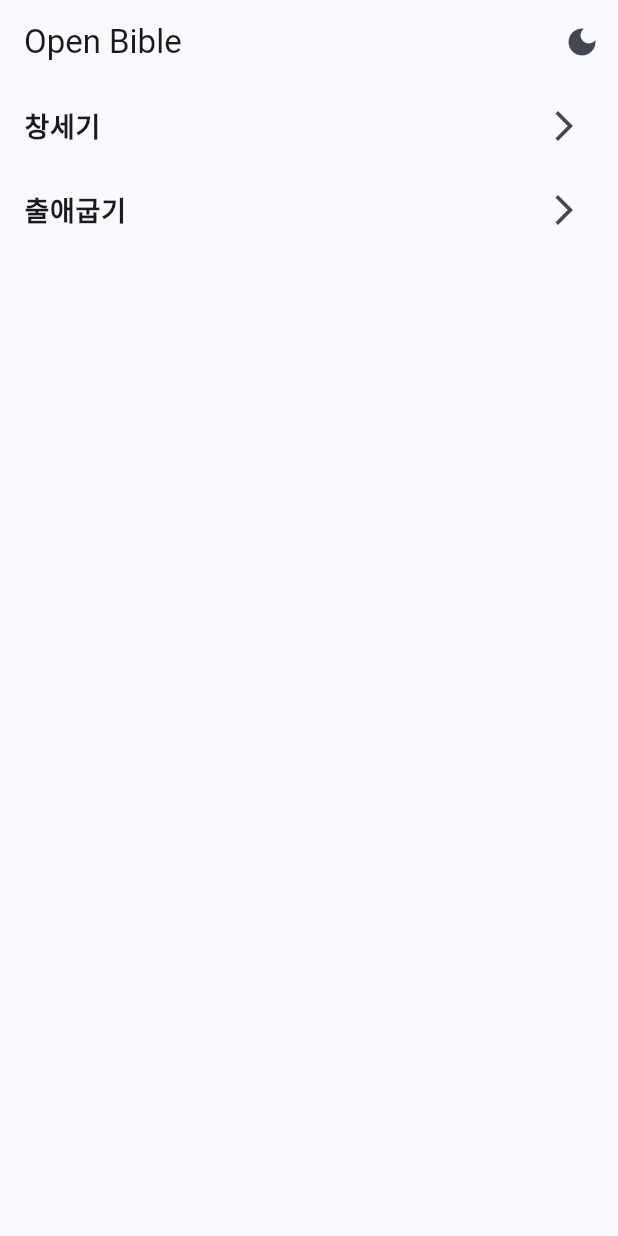
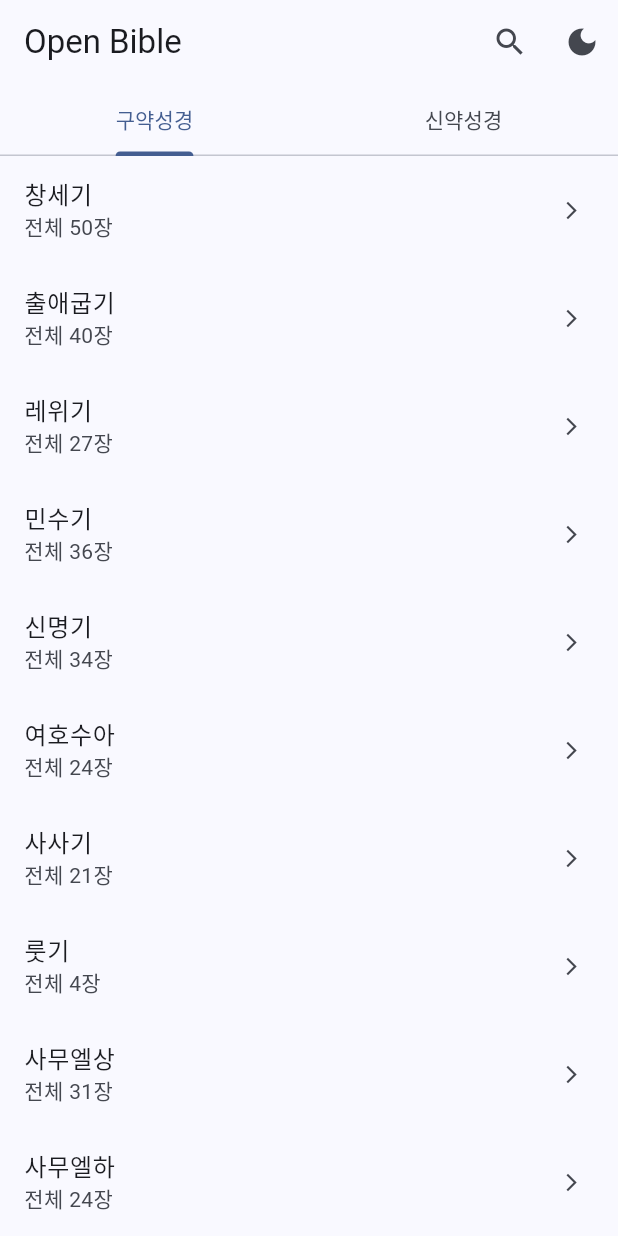
Before and after one commit to jeiel85/veritas-bible, a Flutter app: the screen it shows after launch, on a phone screen of 412 x 824 dp. Run offline on Flutter 3.47's test engine with Material 3 defaults, Android fonts, the phone set to English and light mode, and no system bars; our stand-ins replace shared_preferences, sqflite; accounts and stored records are empty.

Commit message:
Complete Bible App: SQLite, Search, 66 Books Metadata, and UI Improvements

```diff
--- /dev/null
+++ b/lib/models/bible_metadata.dart
@@ -0,0 +1,80 @@
+class BibleBookInfo {
+  final int id;
+  final String name;
+  final int chapterCount;
+  final bool isOldTestament;
+
+  BibleBookInfo({required this.id, required this.name, required this.chapterCount, required this.isOldTestament});
+}
+
+final List<BibleBookInfo> allBibleBooks = [
+  // 구약 39권
+  BibleBookInfo(id: 1, name: "창세기", chapterCount: 50, isOldTestament: true),
+  BibleBookInfo(id: 2, name: "출애굽기", chapterCount: 40, isOldTestament: true),
+  BibleBookInfo(id: 3, name: "레위기", chapterCount: 27, isOldTestament: true),
+  BibleBookInfo(id: 4, name: "민수기", chapterCount: 36, isOldTestament: true),
+  BibleBookInfo(id: 5, name: "신명기", chapterCount: 34, isOldTestament: true),
+  BibleBookInfo(id: 6, name: "여호수아", chapterCount: 24, isOldTestament: true),
+  BibleBookInfo(id: 7, name: "사사기", chapterCount: 21, isOldTestament: true),
+  BibleBookInfo(id: 8, name: "룻기", chapterCount: 4, isOldTestament: true),
+  BibleBookInfo(id: 9, name: "사무엘상", chapterCount: 31, isOldTestament: true),
+  BibleBookInfo(id: 10, name: "사무엘하", chapterCount: 24, isOldTestament: true),
+  BibleBookInfo(id: 11, name: "열왕기상", chapterCount: 22, isOldTestament: true),
+  BibleBookInfo(id: 12, name: "열왕기하", chapterCount: 25, isOldTestament: true),
+  BibleBookInfo(id: 13, name: "역대상", chapterCount: 29, isOldTestament: true),
+  BibleBookInfo(id: 14, name: "역대하", chapterCount: 36, isOldTestament: true),
+  BibleBookInfo(id: 15, name: "에스라", chapterCount: 10, isOldTestament: true),
+  BibleBookInfo(id: 16, name: "느헤미야", chapterCount: 13, isOldTestament: true),
+  BibleBookInfo(id: 17, name: "에스더", chapterCount: 10, isOldTestament: true),
+  BibleBookInfo(id: 18, name: "욥기", chapterCount: 42, isOldTestament: true),
+  BibleBookInfo(id: 19, name: "시편", chapterCount: 150, isOldTestament: true),
+  BibleBookInfo(id: 20, name: "잠언", chapterCount: 31, isOldTestament: true),
+  BibleBookInfo(id: 21, name: "전도서", chapterCount: 12, isOldTestament: true),
+  BibleBookInfo(id: 22, name: "아가", chapterCount: 8, isOldTestament: true),
+  BibleBookInfo(id: 23, name: "이사야", chapterCount: 66, isOldTestament: true),
+  BibleBookInfo(id: 24, name: "예레미야", chapterCount: 52, isOldTestament: true),
+  BibleBookInfo(id: 25, name: "예레미야 애가", chapterCount: 5, isOldTestament: true),
+  BibleBookInfo(id: 26, name: "에스겔", chapterCount: 48, isOldTestament: true),
+  BibleBookInfo(id: 27, name: "다니엘", chapterCount: 12, isOldTestament: true),
+  BibleBookInfo(id: 28, name: "호세아", chapterCount: 14, isOldTestament: true),
+  BibleBookInfo(id: 29, name: "요엘", chapterCount: 3, isOldTestament: true),
+  BibleBookInfo(id: 30, name: "아모스", chapterCount: 9, isOldTestament: true),
+  BibleBookInfo(id: 31, name: "오바댜", chapterCount: 1, isOldTestament: true),
+  BibleBookInfo(id: 32, name: "요나", chapterCount: 4, isOldTestament: true),
+  BibleBookInfo(id: 33, name: "미가", chapterCount: 7, isOldTestament: true),
+  BibleBookInfo(id: 34, name: "나훔", chapterCount: 3, isOldTestament: true),
+  BibleBookInfo(id: 35, name: "하박국", chapterCount: 3, isOldTestament: true),
+  BibleBookInfo(id: 36, name: "스바냐", chapterCount: 3, isOldTestament: true),
+  BibleBookInfo(id: 37, name: "학개", chapterCount: 2, isOldTestament: true),
+  BibleBookInfo(id: 38, name: "스가랴", chapterCount: 14, isOldTestament: true),
+  BibleBookInfo(id: 39, name: "말라기", chapterCount: 4, isOldTestament: true),
+
+  // 신약 27권
+  BibleBookInfo(id: 40, name: "마태복음", chapterCount: 28, isOldTestament: false),
+  BibleBookInfo(id: 41, name: "마가복음", chapterCount: 16, isOldTestament: false),
+  BibleBookInfo(id: 42, name: "누가복음", chapterCount: 24, isOldTestament: false),
+  BibleBookInfo(id: 43, name: "요한복음", chapterCount: 21, isOldTestament: false),
+  BibleBookInfo(id: 44, name: "사도행전", chapterCount: 28, isOldTestament: false),
+  BibleBookInfo(id: 45, name: "로마서", chapterCount: 16, isOldTestament: false),
+  BibleBookInfo(id: 46, name: "고린도전서", chapterCount: 16, isOldTestament: false),
+  BibleBookInfo(id: 47, name: "고린도후서", chapterCount: 13, isOldTestament: false),
+  BibleBookInfo(id: 48, name: "갈라디아서", chapterCount: 6, isOldTestament: false),
+  BibleBookInfo(id: 49, name: "에베소서", chapterCount: 6, isOldTestament: false),
+  BibleBookInfo(id: 50, name: "빌립보서", chapterCount: 4, isOldTestament: false),
+  BibleBookInfo(id: 51, name: "골로새서", chapterCount: 4, isOldTestament: false),
+  BibleBookInfo(id: 52, name: "데살로니가전서", chapterCount: 5, isOldTestament: false),
+  BibleBookInfo(id: 53, name: "데살로니가후서", chapterCount: 3, isOldTestament: false),
+  BibleBookInfo(id: 54, name: "디모데전서", chapterCount: 6, isOldTestament: false),
+  BibleBookInfo(id: 55, name: "디모데후서", chapterCount: 4, isOldTestament: false),
+  BibleBookInfo(id: 56, name: "디도서", chapterCount: 3, isOldTestament: false),
+  BibleBookInfo(id: 57, name: "빌레몬서", chapterCount: 1, isOldTestament: false),
+  BibleBookInfo(id: 58, name: "히브리서", chapterCount: 13, isOldTestament: false),
+  BibleBookInfo(id: 59, name: "야고보서", chapterCount: 5, isOldTestament: false),
+  BibleBookInfo(id: 60, name: "베드로전서", chapterCount: 5, isOldTestament: false),
+  BibleBookInfo(id: 61, name: "베드로후서", chapterCount: 3, isOldTestament: false),
+  BibleBookInfo(id: 62, name: "요한일서", chapterCount: 5, isOldTestament: false),
+  BibleBookInfo(id: 63, name: "요한이서", chapterCount: 1, isOldTestament: false),
+  BibleBookInfo(id: 64, name: "요한삼서", chapterCount: 1, isOldTestament: false),
+  BibleBookInfo(id: 65, name: "유다서", chapterCount: 1, isOldTestament: false),
+  BibleBookInfo(id: 66, name: "요한계시록", chapterCount: 22, isOldTestament: false),
+];
--- a/lib/screens/home_screen.dart
+++ b/lib/screens/home_screen.dart
@@ -1,8 +1,10 @@
 import 'package:flutter/material.dart';
 import 'package:provider/provider.dart';
+import '../models/bible_metadata.dart';
 import '../providers/bible_provider.dart';
 import '../providers/settings_provider.dart';
 import 'read_screen.dart';
+import 'search_screen.dart';
 
 class HomeScreen extends StatelessWidget {
   const HomeScreen({super.key});
@@ -12,41 +14,111 @@
     final bibleProvider = Provider.of<BibleProvider>(context);
     final settingsProvider = Provider.of<SettingsProvider>(context);
 
-    return Scaffold(
+    // 구약과 신약 리스트 분리
+    final oldTestament = allBibleBooks.where((b) => b.isOldTestament).toList();
+    final newTestament = allBibleBooks.where((b) => !b.isOldTestament).toList();
+
+    return DefaultTabController(
+      length: 2,
+      child: Scaffold(
         appBar: AppBar(
           title: const Text('Open Bible'),
+          bottom: const TabBar(
+            tabs: [
+              Tab(text: '구약성경'),
+              Tab(text: '신약성경'),
+            ],
+          ),
           actions: [
             IconButton(
+              icon: const Icon(Icons.search),
+              onPressed: () {
+                Navigator.push(
+                  context,
+                  MaterialPageRoute(builder: (context) => const SearchScreen()),
+                );
+              },
+            ),
+            IconButton(
               icon: Icon(settingsProvider.isDarkMode ? Icons.light_mode : Icons.dark_mode),
-            onPressed: () {
-              settingsProvider.toggleTheme();
-            },
-          )
+              onPressed: () => settingsProvider.toggleTheme(),
+            ),
           ],
         ),
         body: bibleProvider.isLoading
             ? const Center(child: CircularProgressIndicator())
-          : bibleProvider.bible == null
-              ? const Center(child: Text('성경 데이터를 불러오지 못했습니다.'))
-              : ListView.builder(
-                  itemCount: bibleProvider.bible!.books.length,
+            : TabBarView(
+                children: [
+                  _buildBookList(context, oldTestament),
+                  _buildBookList(context, newTestament),
+                ],
+              ),
+      ),
+    );
+  }
+
+  Widget _buildBookList(BuildContext context, List<BibleBookInfo> books) {
+    return ListView.builder(
+      itemCount: books.length,
       itemBuilder: (context, index) {
-                    final book = bibleProvider.bible!.books[index];
+        final book = books[index];
         return ListTile(
-                      title: Text(book.name, style: const TextStyle(fontSize: 18, fontWeight: FontWeight.bold)),
-                      trailing: const Icon(Icons.arrow_forward_ios),
+          title: Text(book.name),
+          subtitle: Text('전체 ${book.chapterCount}장'),
+          trailing: const Icon(Icons.arrow_forward_ios, size: 14),
           onTap: () {
-                        // 성경 책을 선택하면 1장부터 읽기 화면으로 넘어감
+            // 장 선택 다이얼로그
+            _showChapterPicker(context, book);
+          },
+        );
+      },
+    );
+  }
+
+  void _showChapterPicker(BuildContext context, BibleBookInfo book) {
+    showModalBottomSheet(
+      context: context,
+      builder: (context) {
+        return Container(
+          padding: const EdgeInsets.all(16),
+          child: Column(
+            mainAxisSize: MainAxisSize.min,
+            children: [
+              Text('${book.name} - 장 선택', style: const TextStyle(fontSize: 18, fontWeight: FontWeight.bold)),
+              const SizedBox(height: 16),
+              Expanded(
+                child: GridView.builder(
+                  gridDelegate: const SliverGridDelegateWithFixedCrossAxisCount(
+                    crossAxisCount: 5,
+                    mainAxisSpacing: 8,
+                    crossAxisSpacing: 8,
+                  ),
+                  itemCount: book.chapterCount,
+                  itemBuilder: (context, index) {
+                    final chapter = index + 1;
+                    return ElevatedButton(
+                      onPressed: () {
+                        Navigator.pop(context);
                         Navigator.push(
                           context,
                           MaterialPageRoute(
-                            builder: (context) => ReadScreen(book: book, initialChapter: 1),
+                            builder: (context) => ReadScreen(
+                              bookName: book.name,
+                              initialChapter: chapter,
+                              maxChapter: book.chapterCount,
+                            ),
+                          ),
+                        );
+                      },
+                      child: Text('$chapter'),
+                    );
+                  },
+                ),
+              ),
+            ],
           ),
         );
       },
     );
-                  },
-                ),
-    );
   }
 }
--- a/pubspec.yaml
+++ b/pubspec.yaml
@@ -36,6 +36,9 @@
   cupertino_icons: ^1.0.8
   provider: ^6.1.5+1
   shared_preferences: ^2.5.5
+  sqflite: ^2.4.2
+  path: ^1.9.1
+  path_provider: ^2.1.5
 
 dev_dependencies:
   flutter_test:
```
Also changed, not shown: lib/providers/bible_provider.dart (+39 -7 lines), lib/screens/read_screen.dart (+42 -19 lines), lib/screens/search_screen.dart (added, +77 -0 lines), lib/services/database_helper.dart (added, +87 -0 lines), pubspec.lock, 4 other files. Lines whose indentation alone changed are shown as unchanged.
